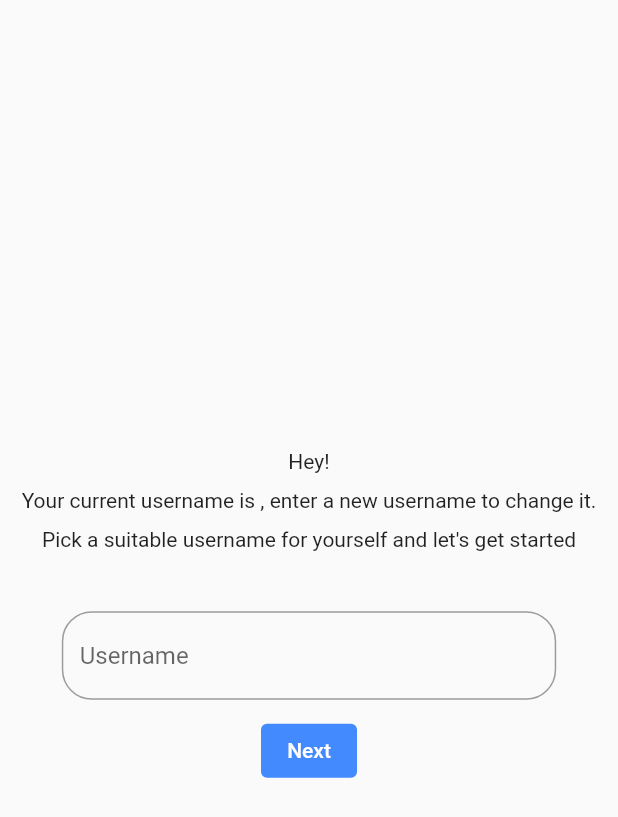
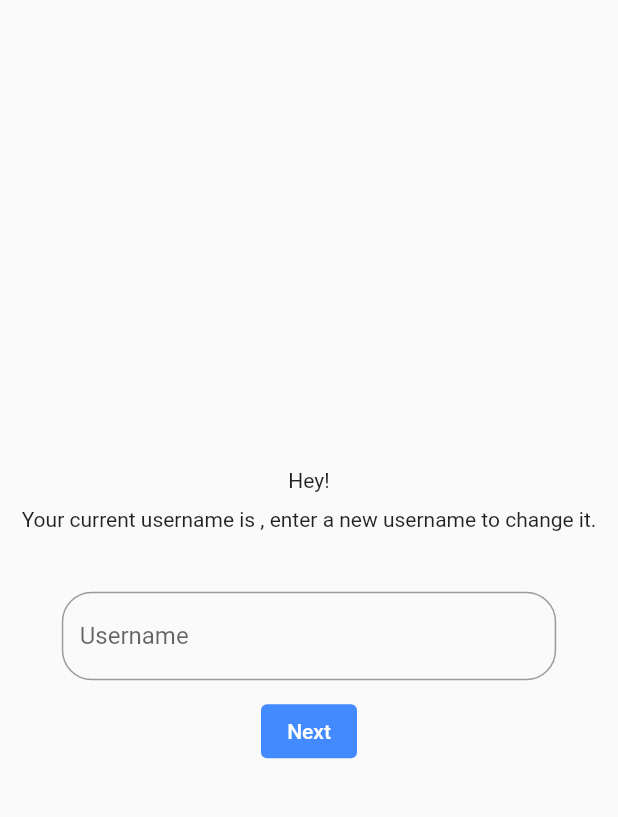
Before and after one commit to maranix/iSpy, a Flutter app: the UserNamePage screen opened directly with empty values, on a phone screen of 412 x 824 dp. Shown: the top 817 px of the screen. Run offline on Flutter 3.47's test engine with Material 2 defaults, Android fonts, the phone set to English and light mode, and no system bars; our stand-ins replace cloud_firestore, extended_image, firebase_auth, firebase_core, firebase_database, firebase_storage and 6 more; missing offline and left inert: flutter_firebase_chat_core; accounts and stored records are empty.

Commit message:
iSpy: minor functionality changes

```diff
--- a/lib/auth/username_page.dart
+++ b/lib/auth/username_page.dart
@@ -13,6 +13,9 @@ class UserNamePage extends StatelessWidget {
   @override
   Widget build(BuildContext context) {
     final ControllerText _text = ControllerText();
+    Map<String, dynamic> metadata = {
+      "presense": true,
+    };
 
     return Scaffold(
       body: Center(
@@ -26,9 +29,6 @@ class UserNamePage extends StatelessWidget {
             const SizedBox(height: 10),
             Text(
                 'Your current username is ${user.displayName}, enter a new username to change it.'),
-            const SizedBox(height: 10),
-            const Text(
-                'Pick a suitable username for yourself and let\'s get started'),
             const SizedBox(height: 40),
             SizedBox(
               width: MediaQuery.of(context).size.width * 0.8,
@@ -61,7 +61,8 @@ class UserNamePage extends StatelessWidget {
                 await FirebaseChatCore.instance.createUserInFirestore(
                   types.User(
                     firstName: _text.controllerText.value,
-                    id: user.uid, // UID from Firebase Authentication
+                    id: user.uid,
+                    metadata: metadata,
                   ),
                 ),
                 Get.off(
```
Also changed, not shown: lib/database/database.dart (+8 -3 lines), lib/home/home_page.dart (+25 -5 lines).
